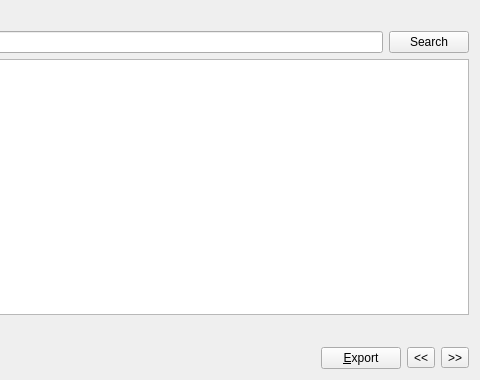
The window that src/qt/forms/escrowlistpage.ui (willyko/syscoin2) describes before a commit, drawn with Qt 5; both pictures show x 280 to 760 and y 0 to 380 of the 760 by 380 pixel window.
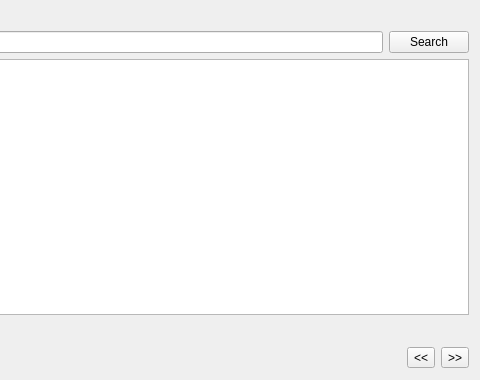
The same window after the commit.

```diff
--- a/src/qt/forms/escrowlistpage.ui
+++ b/src/qt/forms/escrowlistpage.ui
@@ -121,16 +121,6 @@
        </property>
       </spacer>
      </item>
-     <item>
-      <widget class="QPushButton" name="exportButton">
-       <property name="toolTip">
-        <string>Export the data in the current tab to a file</string>
-       </property>
-       <property name="text">
-        <string>&amp;Export</string>
-       </property>
-      </widget>
-     </item>
      <item>
       <widget class="QToolButton" name="prevButton">
        <property name="text">
```
